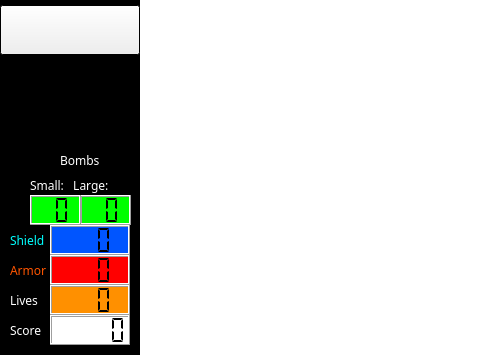
This is 3get33/3get33/MainUI/mainwindow.ui in Egepi/3get33 as Qt 5 draws it before an edit; both pictures show x 0 to 480 and y 125 to 480 of the 740 by 480 pixel window. The edited form follows.
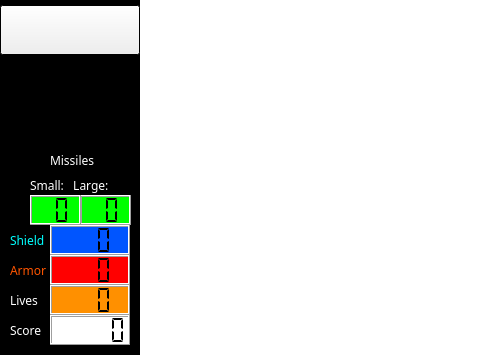
This is the edited form.

The edit to the form file:
```diff
--- a/3get33/3get33/MainUI/mainwindow.ui
+++ b/3get33/3get33/MainUI/mainwindow.ui
@@ -568,9 +568,9 @@
    <widget class="QLabel" name="bombsLabel">
     <property name="geometry">
      <rect>
-      <x>60</x>
+      <x>50</x>
       <y>270</y>
-      <width>40</width>
+      <width>51</width>
       <height>30</height>
      </rect>
     </property>
@@ -618,7 +618,7 @@
      </font>
     </property>
     <property name="text">
-     <string>Bombs</string>
+     <string>Missiles</string>
     </property>
    </widget>
    <widget class="QLCDNumber" name="shieldDisplay">
```
